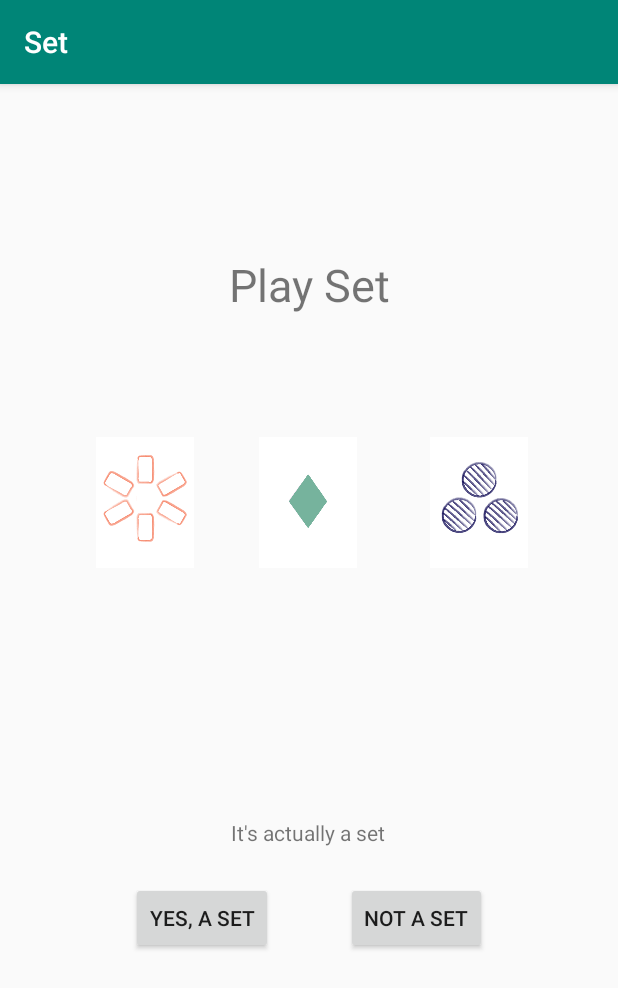
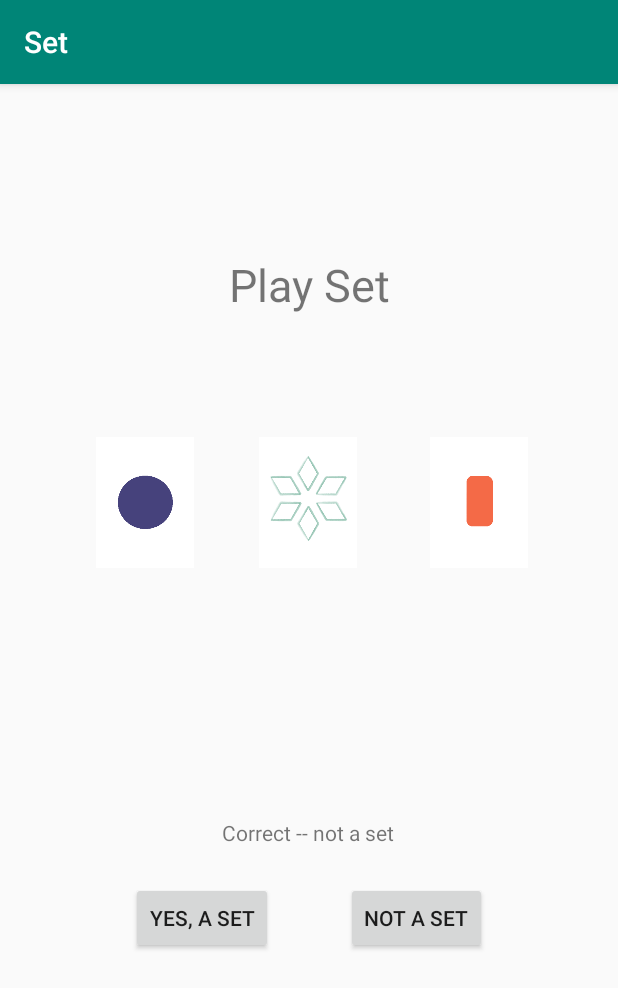
Before and after one commit to allison-silverpine/set, an Android app: the screen it shows after launch (MainActivity), after a tap on "NOT A SET", on a phone screen of 412 x 824 dp. Shown: the top 988 px of the screen. Run offline under Robolectric (Android 15) with nearby library versions, the phone set to English and light mode, and no system bars.

Commit message:
Add more cards; randomize starting board

```diff
--- a/app/src/main/java/com/example/set/MainActivity.kt
+++ b/app/src/main/java/com/example/set/MainActivity.kt
@@ -5,7 +5,6 @@ import android.os.Bundle
 import android.widget.Button
 import android.widget.ImageView
 import android.widget.TextView
-import kotlinx.android.synthetic.main.activity_main.view.*
 import java.util.*
 
 class MainActivity : AppCompatActivity() {
@@ -15,7 +14,16 @@ class MainActivity : AppCompatActivity() {
     private lateinit var card3 : ImageView
     private lateinit var yesButton : Button
     private lateinit var noButton : Button
-    private val styles = listOf(R.color.colorBlueBlack, R.color.colorSunflower, R.color.colorGreenery)
+    private val cards = listOf(
+        R.drawable.six_hollow_orange_rectangle,
+        R.drawable.six_hollow_blue_circle,
+        R.drawable.six_hollow_green_diamond,
+        R.drawable.three_striped_orange_rectangle,
+        R.drawable.three_striped_blue_circle,
+        R.drawable.three_striped_green_diamond,
+        R.drawable.one_solid_orange_rectangle,
+        R.drawable.one_solid_blue_circle,
+        R.drawable.one_solid_green_diamond)
 
     override fun onCreate(savedInstanceState: Bundle?) {
         super.onCreate(savedInstanceState)
@@ -26,24 +34,20 @@ class MainActivity : AppCompatActivity() {
     private fun initializeBoard()
     {
         val random = Random()
-        val first = random.nextInt(styles.size)
-        val second = random.nextInt(styles.size)
-        val third = random.nextInt(styles.size)
+        val first = random.nextInt(cards.size)
         card1 = findViewById(R.id.card1)
-        card1.setImageResource(R.drawable.six_hollow_orange_rectangle)
-        card1.tag = "six_hollow_orange_rectangle"
-        //card1.setBackgroundResource(styles[first])
-        //card1.tag = styles[first].toString()
+        card1.setImageResource(cards[first])
+        card1.tag = cardToTag(cards[first])
+
+        val second = random.nextInt(cards.size)
         card2= findViewById(R.id.card2)
-        card2.setImageResource(R.drawable.one_solid_green_diamond)
-        card2.tag = "one_solid_green_diamond"
-        //card2.setBackgroundResource(styles[second])
-        //card2.tag = styles[second].toString()
+        card2.setImageResource(cards[second])
+        card2.tag = cardToTag(cards[second])
+
+        val third = random.nextInt(cards.size)
         card3 = findViewById(R.id.card3)
-        card3.setImageResource(R.drawable.three_striped_blue_circle)
-        card3.tag = "three_striped_blue_circle"
-        //card3.setBackgroundResource(styles[third])
-        //card3.tag = styles[third].toString()
+        card3.setImageResource(cards[third])
+        card3.tag = cardToTag(cards[third])
 
         yesButton = findViewById(R.id.set_button)
         yesButton.setOnClickListener{ yesButton() }
@@ -57,20 +61,20 @@ class MainActivity : AppCompatActivity() {
         if(isSet(card1.tag.toString(), card2.tag.toString(), card3.tag.toString()))
         {
             resultText.text = "Correct!"
+            initializeBoard()
         }
         else resultText.text = "Nope, is not a set"
-
     }
 
     private fun noButton()
     {
         val resultText : TextView = findViewById(R.id.set_result)
-        if(isSet(card1.tag.toString(), card2.tag.toString(), card3.tag.toString()))
+        if(!isSet(card1.tag.toString(), card2.tag.toString(), card3.tag.toString()))
         {
-            resultText.text = "It's actually a set"
+            resultText.text = "Correct -- not a set"
+            initializeBoard()
         }
-        else resultText.text = "Correct -- not a set"
-
+        else resultText.text = "Actually, it's a set"
     }
 
     private fun isSet(card1: String, card2: String, card3: String) : Boolean
@@ -90,5 +94,21 @@ class MainActivity : AppCompatActivity() {
                 (attr1 != attr2 && attr2 != attr3 && attr1 != attr3)
     }
 
+    private fun cardToTag(resource : Int) : String
+    {
+        when(resource){
+            R.drawable.one_solid_orange_rectangle      -> return "one_solid_orange_rectangle"
+            R.drawable.one_solid_blue_circle           -> return "one_solid_blue_circle"
+            R.drawable.one_solid_green_diamond         -> return "one_solid_green_diamond"
+            R.drawable.three_striped_orange_rectangle  -> return "three_striped_orange_rectangle"
+            R.drawable.three_striped_blue_circle       -> return "three_striped_blue_circle"
+            R.drawable.three_striped_green_diamond     -> return "three_striped_green_diamond"
+            R.drawable.six_hollow_orange_rectangle     -> return "six_hollow_orange_rectangle"
+            R.drawable.six_hollow_blue_circle          -> return "six_hollow_blue_circle"
+            R.drawable.six_hollow_green_diamond        -> return "six_hollow_green_diamond"
+        }
+        return "empty_empty_empty_empty"
+    }
+
 
 }
```
Also changed, not shown: app/src/main/res/drawable-ldpi/one_solid_blue_circle.png (added), app/src/main/res/drawable-ldpi/one_solid_orange_rectangle.png (added), app/src/main/res/drawable-ldpi/six_hollow_blue_circle.png (added), app/src/main/res/drawable-ldpi/six_hollow_green_diamond.png (added), app/src/main/res/drawable-ldpi/three_striped_green_diamond.png (added), app/src/main/res/drawable-ldpi/three_striped_orange_rectangle.png (added).
